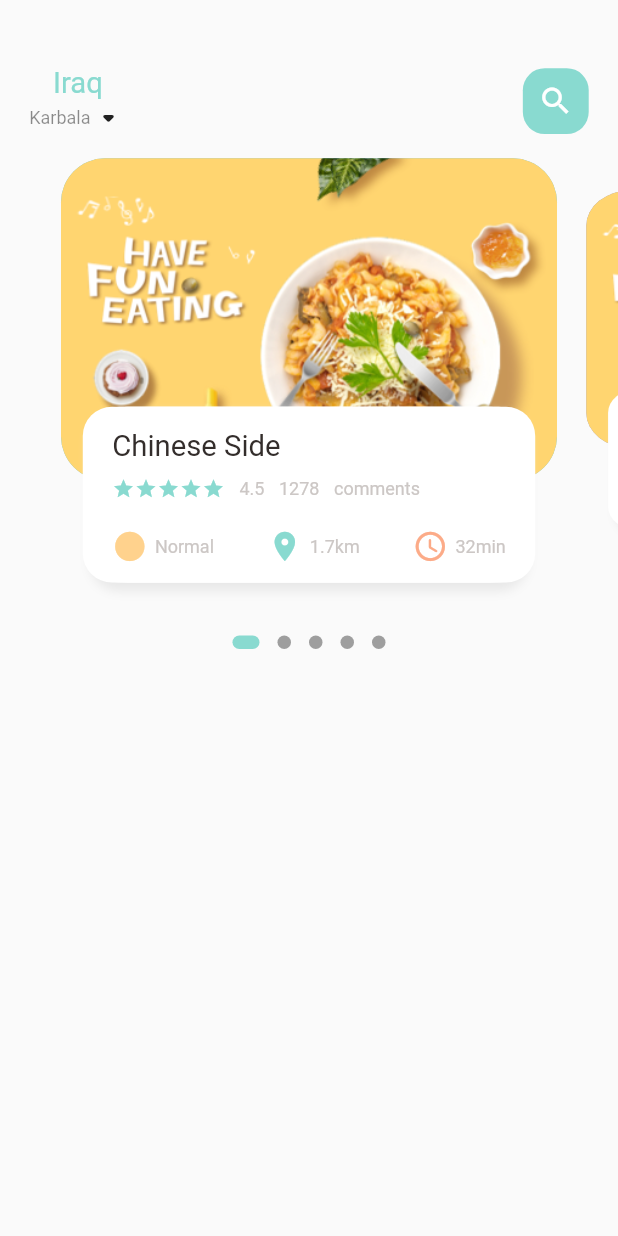
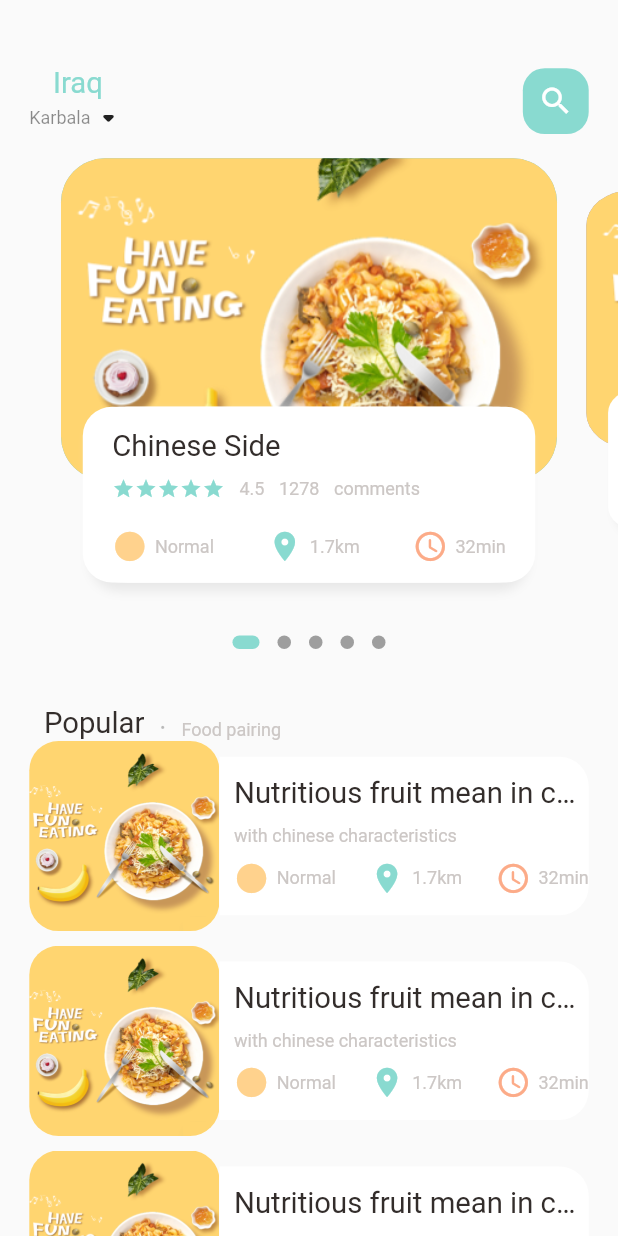
Before and after one commit to aliwaseem27/FoodStore, a Flutter app: the screen it shows after launch, on a phone screen of 412 x 824 dp. Run offline on Flutter 3.47's test engine with Material 2 defaults, Android fonts, the phone set to English and light mode, and no system bars; drawn by our look-alikes of dots_indicator; our stand-ins replace get.

Commit message:
Main Food Page design UI complete

```diff
--- a/food_store/lib/home/food_page_body.dart
+++ b/food_store/lib/home/food_page_body.dart
@@ -39,6 +39,7 @@ class _FoodPageBodyState extends State<FoodPageBody> {
   Widget build(BuildContext context) {
     return Column(
       children: [
+        // slider
         Container(
           height: Dimensions.pageView,
           child: PageView.builder(
@@ -49,6 +50,7 @@ class _FoodPageBodyState extends State<FoodPageBody> {
             },
           ),
         ),
+        // dots
         DotsIndicator(
           dotsCount: 5,
           position: _currentPageValue,
@@ -60,6 +62,94 @@ class _FoodPageBodyState extends State<FoodPageBody> {
                 borderRadius: BorderRadius.circular(5.0)),
           ),
         ),
+        // spacer
+        SizedBox(height: Dimensions.height30),
+        // popular text
+        Container(
+          margin: EdgeInsets.only(left: Dimensions.width30),
+          child: Row(
+            crossAxisAlignment: CrossAxisAlignment.end,
+            children: [
+              BigText(text: "Popular"),
+              SizedBox(width: Dimensions.width10),
+              Container(
+                margin: EdgeInsets.only(bottom: 3),
+                child: BigText(text: ".", color: Colors.black26),
+              ),
+              SizedBox(width: Dimensions.width10),
+              SmallText(text: "Food pairing"),
+            ],
+          ),
+        ),
+        // List of food and images
+        ListView.builder(
+          shrinkWrap: true,
+          physics: NeverScrollableScrollPhysics(),
+          itemCount: 10,
+          itemBuilder: (BuildContext context, int index){
+            return Container(
+              margin: EdgeInsets.only(left: Dimensions.width20, right: Dimensions.width20, bottom: Dimensions.height10),
+              child: Row(
+                children: [
+                  Container(
+                    height: Dimensions.listViewImageSize,
+                    width: Dimensions.listViewImageSize,
+                    decoration: BoxDecoration(
+                      color: Colors.white38,
+                      borderRadius: BorderRadius.circular(Dimensions.radius20),
+                      image: DecorationImage(
+                        image: AssetImage("assets/image/food0.png"),
+                        fit: BoxFit.cover,
+                      ),
+                    ),
+                  ),
+                  Expanded(
+                    child: Container(
+                      padding: EdgeInsets.only(left: Dimensions.width10),
+                      height: Dimensions.listViewTextContainerSize,
+                      decoration: BoxDecoration(
+                        color: Colors.white,
+                        borderRadius: BorderRadius.only(
+                          topRight: Radius.circular(Dimensions.radius20),
+                          bottomRight: Radius.circular(Dimensions.radius20),
+                        ),
+                      ),
+                      child: Column(
+                        mainAxisAlignment: MainAxisAlignment.center,
+                        crossAxisAlignment: CrossAxisAlignment.start,
+                        children: [
+                          BigText(text: "Nutritious fruit mean in china"),
+                          SizedBox(height: Dimensions.height10,),
+                          SmallText(text: "with chinese characteristics"),
+                          SizedBox(height: Dimensions.height10,),
+                          Row(
+                            mainAxisAlignment: MainAxisAlignment.spaceBetween,
+                            children: [
+                              IconAndTextWidget(
+                                icon: Icons.circle,
+                                text: "Normal",
+                                iconColor: AppColors.iconColor1,
+                              ),
+                              IconAndTextWidget(
+                                icon: Icons.location_on,
+                                text: "1.7km",
+                                iconColor: AppColors.mainColor,
+                              ),
+                              IconAndTextWidget(
+                                icon: Icons.access_time_rounded,
+                                text: "32min",
+                                iconColor: AppColors.iconColor2,
+                              ),
+                            ],
+                          ),
+                        ],
+                      ),
+                    ),
+                  ),
+                ],
+              ),
+            );
+          },),
       ],
     );
   }
@@ -95,7 +185,8 @@ class _FoodPageBodyState extends State<FoodPageBody> {
         children: [
           Container(
             height: _height,
-            margin: EdgeInsets.only(left: Dimensions.width10, right: Dimensions.width10),
+            margin: EdgeInsets.only(
+                left: Dimensions.width10, right: Dimensions.width10),
             decoration: BoxDecoration(
               borderRadius: BorderRadius.circular(Dimensions.radius30),
               color: index.isEven ? Color(0xFF69c5df) : Color(0xFF9294cc),
@@ -109,7 +200,10 @@ class _FoodPageBodyState extends State<FoodPageBody> {
             alignment: Alignment.bottomCenter,
             child: Container(
               height: Dimensions.pageViewTextContainer,
-              margin: EdgeInsets.only(left: Dimensions.width30, right: Dimensions.width30, bottom: Dimensions.height30),
+              margin: EdgeInsets.only(
+                  left: Dimensions.width30,
+                  right: Dimensions.width30,
+                  bottom: Dimensions.height30),
               decoration: BoxDecoration(
                 borderRadius: BorderRadius.circular(Dimensions.radius20),
                 color: Colors.white,
@@ -130,7 +224,10 @@ class _FoodPageBodyState extends State<FoodPageBody> {
                 ],
               ),
               child: Container(
-                padding: EdgeInsets.only(top: Dimensions.height15, left: Dimensions.width15, right: Dimensions.width15),
+                padding: EdgeInsets.only(
+                    top: Dimensions.height15,
+                    left: Dimensions.width15,
+                    right: Dimensions.width15),
                 child: Column(
                   crossAxisAlignment: CrossAxisAlignment.start,
                   children: [
--- a/food_store/lib/home/main_food_page.dart
+++ b/food_store/lib/home/main_food_page.dart
@@ -45,7 +45,9 @@ class MainFoodPage extends StatelessWidget {
               ),
             ),
           ),
-          FoodPageBody(),
+          Expanded(child: SingleChildScrollView(
+            child: FoodPageBody(),
+          ),),
         ],
       ),
     );
--- a/food_store/lib/utils/dimensions.dart
+++ b/food_store/lib/utils/dimensions.dart
@@ -34,4 +34,8 @@ class Dimensions{
   // iconSize
   static double iconSize24 = screenHeight/35.17;
 
+  // list view container
+static double listViewImageSize = screenWidth/3.25;
+static double listViewTextContainerSize = screenWidth/3.9;
+
 }
```
